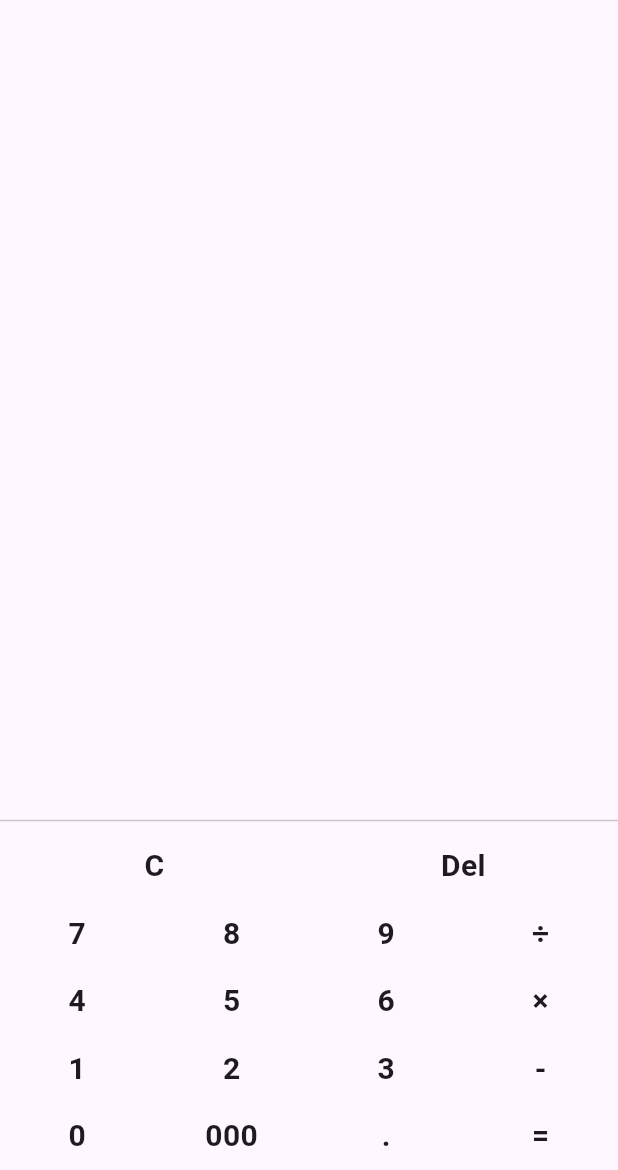
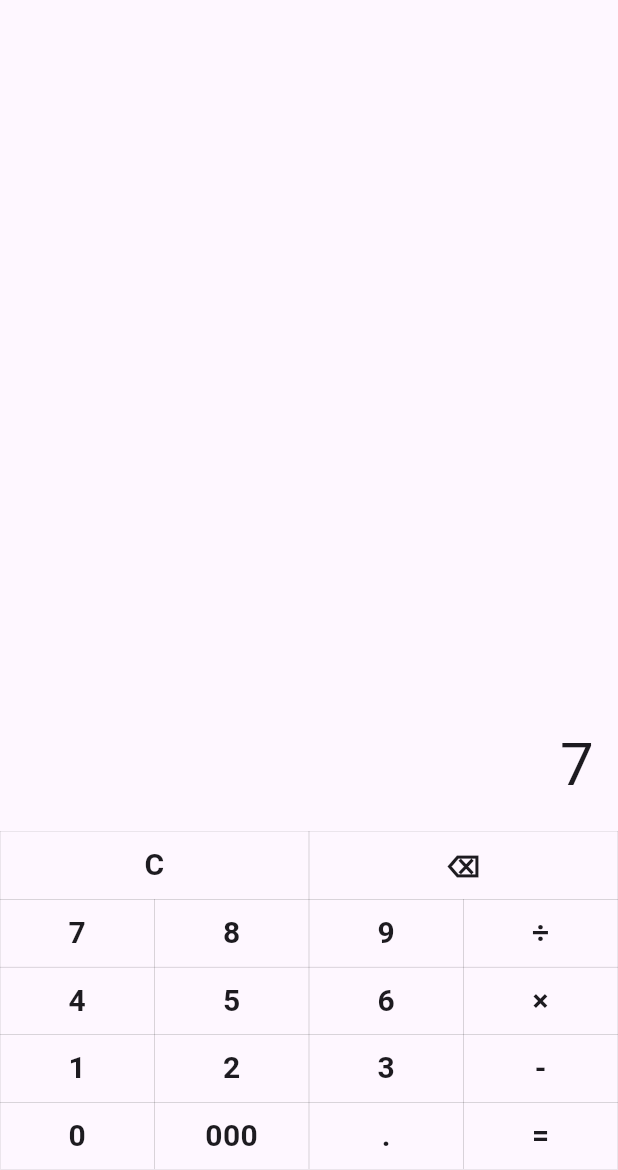
Before and after one commit to dangminhthinh1612/flutter-widgets, a Flutter app: the screen it shows after launch, after a tap on an icon or button, on a phone screen of 412 x 824 dp, the part 66-1236 px from its top. Run offline on Flutter 3.47's test engine with Material 3 defaults, Android fonts, the phone set to English and light mode, and no system bars; our stand-ins replace math_expressions.

Commit message:
Widget Calculator

```diff
--- a/lib/main.dart
+++ b/lib/main.dart
@@ -1,7 +1,7 @@
 import 'package:flutter/material.dart';
 import 'package:flutter/scheduler.dart';
 import 'package:flutter_application_1/widgets/Drawer/drawer_column.dart';
-import 'package:flutter_application_1/widgets/caculator.dart';
+import 'package:flutter_application_1/widgets/calculator.dart';
 
 void main() {
   runApp(const App());
@@ -29,7 +29,7 @@ class _AppState extends State<App> {
   @override
   Widget build(BuildContext context) {
     return MaterialApp(
-      theme: ThemeData(),
+      theme: ThemeData(useMaterial3: true),
       darkTheme: ThemeData.dark(),
       themeMode: _themeMode,
       debugShowCheckedModeBanner: false,
--- a/lib/widgets/caculator.dart
+++ /dev/null
@@ -1,69 +0,0 @@
-import 'package:flutter/material.dart';
-
-Widget _buildButton(String button) {
-  return Expanded(
-    child: InkWell(
-      onTap: () {},
-      child: Padding(
-        padding: const EdgeInsets.all(8.0),
-        child: Text(
-          button,
-          textAlign: TextAlign.center,
-          style: const TextStyle(fontWeight: FontWeight.bold, fontSize: 20),
-        ),
-      ),
-    ),
-  );
-}
-
-class Caculator extends StatelessWidget {
-  const Caculator({super.key});
-
-  @override
-  Widget build(BuildContext context) {
-    return Column(children: [
-      const Expanded(
-        child: Text(''),
-      ),
-      const Divider(),
-      Row(
-        children: [
-          _buildButton('C'),
-          _buildButton('Del'),
-        ],
-      ),
-      Row(
-        children: [
-          _buildButton('7'),
-          _buildButton('8'),
-          _buildButton('9'),
-          _buildButton('÷'),
-        ],
-      ),
-      Row(
-        children: [
-          _buildButton('4'),
-          _buildButton('5'),
-          _buildButton('6'),
-          _buildButton('×'),
-        ],
-      ),
-      Row(
-        children: [
-          _buildButton('1'),
-          _buildButton('2'),
-          _buildButton('3'),
-          _buildButton('-'),
-        ],
-      ),
-      Row(
-        children: [
-          _buildButton('0'),
-          _buildButton('000'),
-          _buildButton('.'),
-          _buildButton('='),
-        ],
-      )
-    ]);
-  }
-}
--- /dev/null
+++ b/lib/widgets/calculator.dart
@@ -0,0 +1,137 @@
+import 'package:flutter/material.dart';
+import 'package:math_expressions/math_expressions.dart';
+
+class Caculator extends StatefulWidget {
+  const Caculator({super.key});
+
+  @override
+  State<Caculator> createState() => _CaculatorState();
+}
+
+class _CaculatorState extends State<Caculator> {
+  String _outPut = "0";
+  String _realInPut = "";
+
+  void _onPress(String button) {
+    setState(() {
+      if (button == "=") {
+        _calculate();
+      } else if (button == "C") {
+        _outPut = "0";
+      } else if (button == "⌫") {
+        _outPut = _outPut.substring(0, _outPut.length - 1);
+        if (_outPut == "") {
+          _outPut = "0";
+        }
+      } else {
+        if (_outPut.startsWith("0")) {
+          if (button == "000" || button == "0") {
+            _outPut = "0";
+          } else if (button == ".") {
+            _outPut = "0.";
+          } else {
+            if (_outPut.startsWith("0.")) {
+              _outPut += button;
+            } else {
+              _outPut = _outPut.substring(1);
+              _outPut += button;
+            }
+          }
+        } else {
+          _outPut += button;
+        }
+      }
+    });
+  }
+
+  String _calculate() {
+    _realInPut = _outPut.replaceAll('÷', '/');
+    _realInPut = _realInPut.replaceAll('×', '*');
+
+    try {
+      Parser p = Parser();
+      Expression exp = p.parse(_realInPut);
+      ContextModel cm = ContextModel();
+      return _outPut = exp.evaluate(EvaluationType.REAL, cm).toString();
+    } catch (e) {
+      return 'Error';
+    }
+  }
+
+  Widget _buildButton(String button) {
+    return Expanded(
+      child: InkWell(
+        onTap: () {
+          _onPress(button);
+        },
+        child: Container(
+          decoration: BoxDecoration(
+            border: Border.all(
+              width: 0.05,
+            ),
+          ),
+          padding: const EdgeInsets.all(8.0),
+          child: Text(
+            button,
+            textAlign: TextAlign.center,
+            style: const TextStyle(fontWeight: FontWeight.bold, fontSize: 20),
+          ),
+        ),
+      ),
+    );
+  }
+
+  @override
+  Widget build(BuildContext context) {
+    return Column(children: [
+      Expanded(
+        child: Container(
+          alignment: Alignment.bottomRight,
+          margin: const EdgeInsets.all(16),
+          child: Text(
+            _outPut,
+            style: const TextStyle(fontSize: 40),
+          ),
+        ),
+      ),
+      Row(
+        children: [
+          _buildButton('C'),
+          _buildButton('⌫'),
+        ],
+      ),
+      Row(
+        children: [
+          _buildButton('7'),
+          _buildButton('8'),
+          _buildButton('9'),
+          _buildButton('÷'),
+        ],
+      ),
+      Row(
+        children: [
+          _buildButton('4'),
+          _buildButton('5'),
+          _buildButton('6'),
+          _buildButton('×'),
+        ],
+      ),
+      Row(
+        children: [
+          _buildButton('1'),
+          _buildButton('2'),
+          _buildButton('3'),
+          _buildButton('-'),
+        ],
+      ),
+      Row(
+        children: [
+          _buildButton('0'),
+          _buildButton('000'),
+          _buildButton('.'),
+          _buildButton('='),
+        ],
+      )
+    ]);
+  }
+}
--- a/pubspec.yaml
+++ b/pubspec.yaml
@@ -9,6 +9,7 @@ environment:
 dependencies:
   flutter:
     sdk: flutter
+  math_expressions: ^2.4.0
 
 dev_dependencies:
   flutter_test:
```
Also changed, not shown: pubspec.lock.
